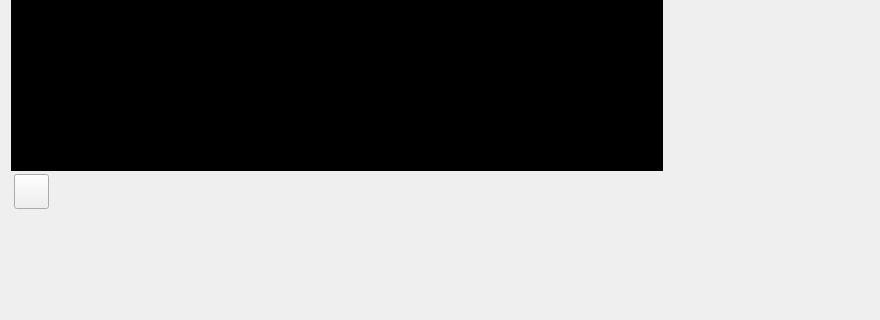
Before: the Qt Designer form InterfacialDesign/Playback/playbackform.ui in xb985547608/VIDICON, drawn with Qt 5; both pictures show x 0 to 880 and y 305 to 625 of the 880 by 625 pixel window.
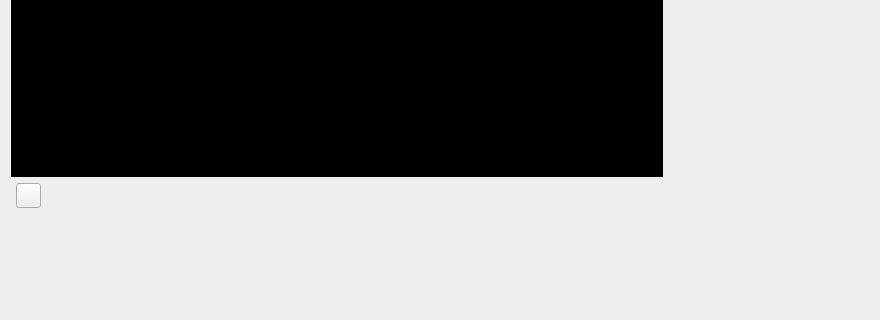
After: the same form once the commit is applied. Icons and pictures are not drawn.

```diff
--- a/InterfacialDesign/Playback/playbackform.ui
+++ b/InterfacialDesign/Playback/playbackform.ui
@@ -45,22 +45,22 @@
          <property name="minimumSize">
           <size>
            <width>0</width>
-           <height>41</height>
+           <height>35</height>
           </size>
          </property>
          <property name="maximumSize">
           <size>
            <width>16777215</width>
-           <height>41</height>
+           <height>35</height>
           </size>
          </property>
          <widget class="QPushButton" name="playBtn">
           <property name="geometry">
            <rect>
-            <x>3</x>
-            <y>3</y>
-            <width>35</width>
-            <height>35</height>
+            <x>5</x>
+            <y>6</y>
+            <width>25</width>
+            <height>25</height>
            </rect>
           </property>
           <property name="styleSheet">
```
